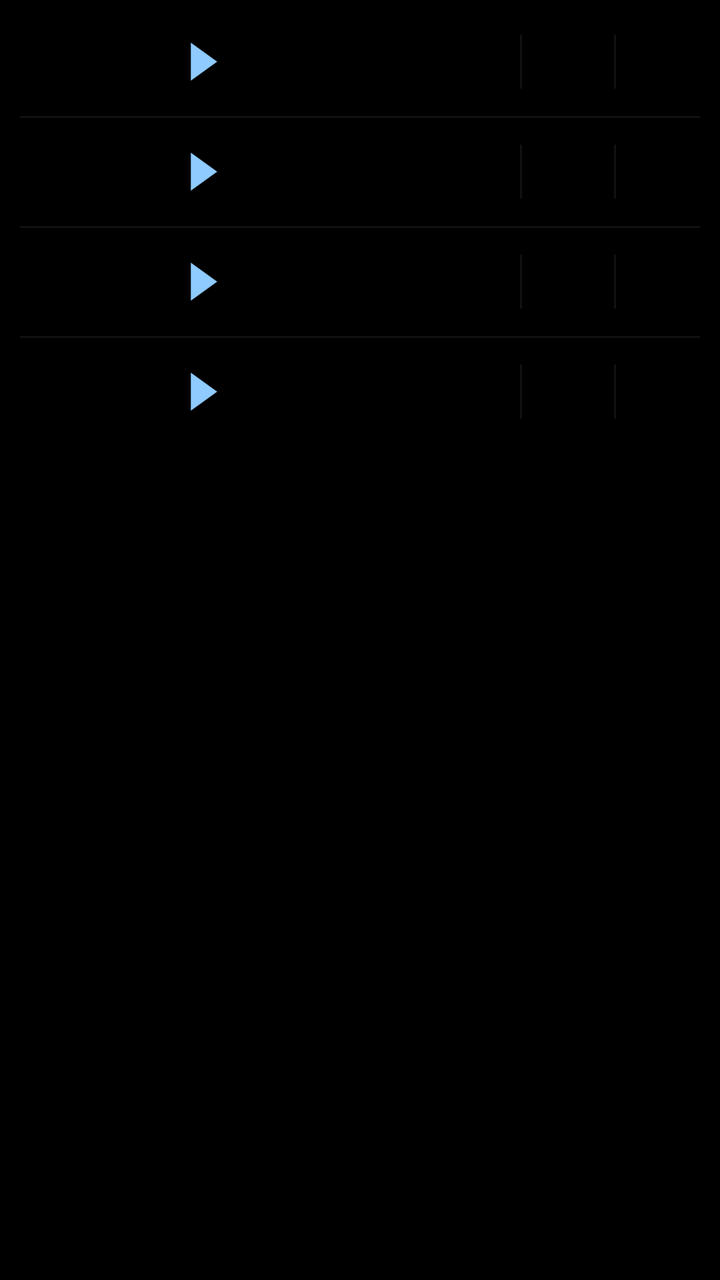
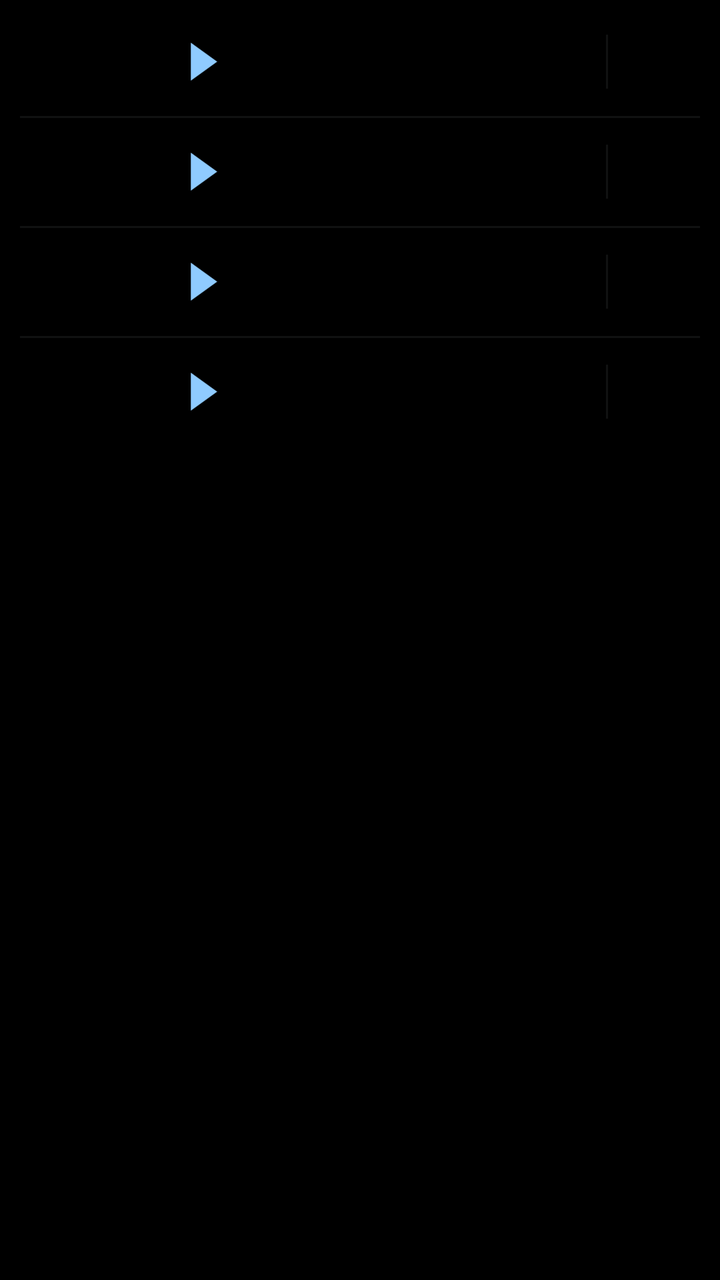

Two renders of the same Android screen: before a commit and after it. Below are the layout's source before the change and the commit's diff.
<!-- AndroidManifest.xml: application theme AppTheme -->
<!-- res/layout/widget_k4.xml -->
<?xml version="1.0" encoding="utf-8"?>
<FrameLayout
    xmlns:android="http://schemas.android.com/apk/res/android"
    android:id="@+id/root"
    android:layout_width="match_parent"
    android:layout_height="match_parent"
    android:padding="0dp">

    <FrameLayout
        android:layout_width="match_parent"
        android:layout_height="wrap_content">
        <ImageView
            android:id="@+id/rates_bg"
            android:layout_width="match_parent"
            android:layout_height="match_parent"
            android:importantForAccessibility="no"
            android:scaleType="fitXY" />
        <LinearLayout
            android:layout_width="match_parent"
            android:layout_height="wrap_content"
            android:background="@drawable/cur_clocks"
            android:clipToOutline="true"
            android:orientation="vertical"
            android:paddingTop="4dp"
            android:paddingBottom="4dp">
            <FrameLayout
                android:id="@+id/row_0"
                android:layout_width="match_parent"
                android:layout_height="54dp"
                android:foreground="?android:attr/selectableItemBackground">
                <LinearLayout
                    android:layout_width="match_parent"
                    android:layout_height="match_parent"
                    android:orientation="horizontal"
                    android:gravity="center_vertical"
                    android:paddingStart="16dp"
                    android:paddingEnd="10dp">
                    <LinearLayout
                        android:layout_width="wrap_content"
                        android:layout_height="wrap_content"
                        android:orientation="horizontal"
                        android:gravity="center_vertical">
                        <ImageView
                            android:id="@+id/fl_a_0"
                            android:layout_width="28dp"
                            android:layout_height="28dp"
                            android:scaleType="fitCenter" />
                        
                        <ImageView
                            android:id="@+id/code_a_0"
                            android:layout_width="36dp"
                            android:layout_height="22dp"
                            android:layout_marginStart="9dp"
                            android:scaleType="fitStart" />
                        
                        <ImageView
                            android:id="@+id/arrow_0"
                            android:layout_width="16dp"
                            android:layout_height="19dp"
                            android:src="@drawable/cur_arrow"
                            android:layout_marginStart="5dp"
                            android:layout_marginEnd="9dp"
                            android:scaleType="fitCenter" />
                        <ImageView
                            android:id="@+id/fl_b_0"
                            android:layout_width="28dp"
                            android:layout_height="28dp"
                            android:scaleType="fitCenter" />
                        <ImageView
                            android:id="@+id/code_b_0"
                            android:layout_width="wrap_content"
                            android:layout_height="22dp"
                            android:adjustViewBounds="true"
                            android:layout_marginStart="9dp"
                            android:scaleType="fitStart" />
                    </LinearLayout>
                    <FrameLayout
                        android:layout_width="0dp"
                        android:layout_height="1dp"
                        android:layout_weight="1" />
                    <LinearLayout
                        android:layout_width="wrap_content"
                        android:layout_height="wrap_content"
                        android:orientation="vertical"
                        android:layout_marginStart="2dp">
                        <ImageView
                            android:id="@+id/mkt_val_0"
                            android:layout_width="48dp"
                            android:layout_height="15.6dp"
                            android:layout_marginTop="0.2dp"
                            android:layout_marginBottom="0.2dp"
                            android:scaleType="fitEnd" />
                        <ImageView
                            android:id="@+id/visa_val_0"
                            android:layout_width="48dp"
                            android:layout_height="15.6dp"
                            android:layout_marginTop="2.2dp"
                            android:layout_marginBottom="0.2dp"
                            android:scaleType="fitEnd" />
                    </LinearLayout>
                    
                    <ImageView
                        android:layout_width="1dp"
                        android:layout_height="27dp"
                        android:layout_marginStart="12dp"
                        android:layout_marginEnd="10dp"
                        android:importantForAccessibility="no"
                        android:scaleType="fitXY"
                        android:src="@drawable/cur_div" />
                    
                    <LinearLayout
                        android:layout_width="wrap_content"
                        android:layout_height="wrap_content"
                        android:orientation="vertical"
                        android:gravity="center_horizontal">
                        <ImageView
                            android:id="@+id/mkt_lbl_0"
                            android:layout_width="wrap_content"
                            android:layout_height="16dp"
                            android:paddingTop="0.85dp"
                            android:paddingBottom="0.85dp"
                            android:adjustViewBounds="true"
                            android:scaleType="fitCenter" />
                        <ImageView
                            android:id="@+id/visa_logo_0"
                            android:layout_width="26dp"
                            android:layout_height="16dp"
                            android:paddingTop="1.5dp"
                            android:paddingBottom="1.5dp"
                            android:layout_marginTop="2dp"
                            android:scaleType="fitCenter" />
                    </LinearLayout>
                    
                    <ImageView
                        android:layout_width="1dp"
                        android:layout_height="27dp"
                        android:layout_marginStart="10dp"
                        android:layout_marginEnd="4dp"
                        android:importantForAccessibility="no"
                        android:scaleType="fitXY"
                        android:src="@drawable/cur_div" />
                    <ImageView
                        android:id="@+id/mood_0"
                        android:layout_width="38dp"
                        android:layout_height="38dp"
                        android:layout_gravity="center_vertical"
                        android:importantForAccessibility="no"
                        android:scaleType="fitCenter" />
                </LinearLayout>
            </FrameLayout>
            <ImageView
                android:id="@+id/div_1"
                android:layout_width="match_parent"
                android:layout_height="1dp"
                android:layout_marginStart="10dp"
                android:layout_marginEnd="10dp"
                android:importantForAccessibility="no"
                android:scaleType="fitXY"
                android:src="@drawable/cur_div" />
            <FrameLayout
                android:id="@+id/row_1"
                android:layout_width="match_parent"
                android:layout_height="54dp"
                android:foreground="?android:attr/selectableItemBackground">
                <LinearLayout
                    android:layout_width="match_parent"
                    android:layout_height="match_parent"
                    android:orientation="horizontal"
                    android:gravity="center_vertical"
                    android:paddingStart="16dp"
                    android:paddingEnd="10dp">
                    <LinearLayout
                        android:layout_width="wrap_content"
                        android:layout_height="wrap_content"
                        android:orientation="horizontal"
                        android:gravity="center_vertical">
                        <ImageView
                            android:id="@+id/fl_a_1"
                            android:layout_width="28dp"
                            android:layout_height="28dp"
                            android:scaleType="fitCenter" />
                        
                        <ImageView
                            android:id="@+id/code_a_1"
                            android:layout_width="36dp"
                            android:layout_height="22dp"
                            android:layout_marginStart="9dp"
                            android:scaleType="fitStart" />
                        
                        <ImageView
                            android:id="@+id/arrow_1"
                            android:layout_width="16dp"
                            android:layout_height="19dp"
                            android:src="@drawable/cur_arrow"
                            android:layout_marginStart="5dp"
                            android:layout_marginEnd="9dp"
                            android:scaleType="fitCenter" />
                        <ImageView
                            android:id="@+id/fl_b_1"
                            android:layout_width="28dp"
                            android:layout_height="28dp"
                            android:scaleType="fitCenter" />
                        <ImageView
                            android:id="@+id/code_b_1"
                            android:layout_width="wrap_content"
                            android:layout_height="22dp"
                            android:adjustViewBounds="true"
                            android:layout_marginStart="9dp"
                            android:scaleType="fitStart" />
                    </LinearLayout>
                    <FrameLayout
                        android:layout_width="0dp"
                        android:layout_height="1dp"
                        android:layout_weight="1" />
                    <LinearLayout
                        android:layout_width="wrap_content"
                        android:layout_height="wrap_content"
                        android:orientation="vertical"
                        android:layout_marginStart="2dp">
                        <ImageView
                            android:id="@+id/mkt_val_1"
                            android:layout_width="48dp"
                            android:layout_height="15.6dp"
                            android:layout_marginTop="0.2dp"
                            android:layout_marginBottom="0.2dp"
                            android:scaleType="fitEnd" />
                        <ImageView
                            android:id="@+id/visa_val_1"
                            android:layout_width="48dp"
                            android:layout_height="15.6dp"
                            android:layout_marginTop="2.2dp"
                            android:layout_marginBottom="0.2dp"
                            android:scaleType="fitEnd" />
                    </LinearLayout>
                    
                    <ImageView
                        android:layout_width="1dp"
                        android:layout_height="27dp"
                        android:layout_marginStart="12dp"
                        android:layout_marginEnd="10dp"
                        android:importantForAccessibility="no"
                        android:scaleType="fitXY"
                        android:src="@drawable/cur_div" />
                    
                    <LinearLayout
                        android:layout_width="wrap_content"
                        android:layout_height="wrap_content"
                        android:orientation="vertical"
                        android:gravity="center_horizontal">
                        <ImageView
                            android:id="@+id/mkt_lbl_1"
                            android:layout_width="wrap_content"
                            android:layout_height="16dp"
                            android:paddingTop="0.85dp"
                            android:paddingBottom="0.85dp"
                            android:adjustViewBounds="true"
                            android:scaleType="fitCenter" />
                        <ImageView
                            android:id="@+id/visa_logo_1"
                            android:layout_width="26dp"
                            android:layout_height="16dp"
                            android:paddingTop="1.5dp"
                            android:paddingBottom="1.5dp"
                            android:layout_marginTop="2dp"
                            android:scaleType="fitCenter" />
                    </LinearLayout>
                    
                    <ImageView
                        android:layout_width="1dp"
                        android:layout_height="27dp"
                        android:layout_marginStart="10dp"
                        android:layout_marginEnd="4dp"
                        android:importantForAccessibility="no"
                        android:scaleType="fitXY"
                        android:src="@drawable/cur_div" />
                    <ImageView
                        android:id="@+id/mood_1"
                        android:layout_width="38dp"
                        android:layout_height="38dp"
                        android:layout_gravity="center_vertical"
                        android:importantForAccessibility="no"
                        android:scaleType="fitCenter" />
                </LinearLayout>
            </FrameLayout>
            <ImageView
                android:id="@+id/div_2"
                android:layout_width="match_parent"
                android:layout_height="1dp"
                android:layout_marginStart="10dp"
                android:layout_marginEnd="10dp"
                android:importantForAccessibility="no"
                android:scaleType="fitXY"
                android:src="@drawable/cur_div" />
            <FrameLayout
                android:id="@+id/row_2"
                android:layout_width="match_parent"
                android:layout_height="54dp"
                android:foreground="?android:attr/selectableItemBackground">
                <LinearLayout
                    android:layout_width="match_parent"
                    android:layout_height="match_parent"
                    android:orientation="horizontal"
                    android:gravity="center_vertical"
                    android:paddingStart="16dp"
                    android:paddingEnd="10dp">
                    <LinearLayout
                        android:layout_width="wrap_content"
                        android:layout_height="wrap_content"
                        android:orientation="horizontal"
                        android:gravity="center_vertical">
                        <ImageView
                            android:id="@+id/fl_a_2"
                            android:layout_width="28dp"
                            android:layout_height="28dp"
                            android:scaleType="fitCenter" />
                        
                        <ImageView
                            android:id="@+id/code_a_2"
                            android:layout_width="36dp"
                            android:layout_height="22dp"
                            android:layout_marginStart="9dp"
                            android:scaleType="fitStart" />
                        
                        <ImageView
                            android:id="@+id/arrow_2"
                            android:layout_width="16dp"
                            android:layout_height="19dp"
                            android:src="@drawable/cur_arrow"
                            android:layout_marginStart="5dp"
                            android:layout_marginEnd="9dp"
                            android:scaleType="fitCenter" />
                        <ImageView
                            android:id="@+id/fl_b_2"
                            android:layout_width="28dp"
                            android:layout_height="28dp"
                            android:scaleType="fitCenter" />
                        <ImageView
                            android:id="@+id/code_b_2"
                            android:layout_width="wrap_content"
                            android:layout_height="22dp"
                            android:adjustViewBounds="true"
                            android:layout_marginStart="9dp"
                            android:scaleType="fitStart" />
                    </LinearLayout>
                    <FrameLayout
                        android:layout_width="0dp"
                        android:layout_height="1dp"
                        android:layout_weight="1" />
                    <LinearLayout
                        android:layout_width="wrap_content"
                        android:layout_height="wrap_content"
                        android:orientation="vertical"
                        android:layout_marginStart="2dp">
                        <ImageView
                            android:id="@+id/mkt_val_2"
                            android:layout_width="48dp"
                            android:layout_height="15.6dp"
                            android:layout_marginTop="0.2dp"
                            android:layout_marginBottom="0.2dp"
                            android:scaleType="fitEnd" />
                        <ImageView
                            android:id="@+id/visa_val_2"
                            android:layout_width="48dp"
                            android:layout_height="15.6dp"
                            android:layout_marginTop="2.2dp"
                            android:layout_marginBottom="0.2dp"
                            android:scaleType="fitEnd" />
                    </LinearLayout>
                    
                    <ImageView
                        android:layout_width="1dp"
                        android:layout_height="27dp"
                        android:layout_marginStart="12dp"
                        android:layout_marginEnd="10dp"
                        android:importantForAccessibility="no"
                        android:scaleType="fitXY"
                        android:src="@drawable/cur_div" />
                    
                    <LinearLayout
                        android:layout_width="wrap_content"
                        android:layout_height="wrap_content"
                        android:orientation="vertical"
                        android:gravity="center_horizontal">
                        <ImageView
                            android:id="@+id/mkt_lbl_2"
                            android:layout_width="wrap_content"
                            android:layout_height="16dp"
                            android:paddingTop="0.85dp"
                            android:paddingBottom="0.85dp"
                            android:adjustViewBounds="true"
                            android:scaleType="fitCenter" />
                        <ImageView
                            android:id="@+id/visa_logo_2"
                            android:layout_width="26dp"
                            android:layout_height="16dp"
                            android:paddingTop="1.5dp"
                            android:paddingBottom="1.5dp"
                            android:layout_marginTop="2dp"
                            android:scaleType="fitCenter" />
                    </LinearLayout>
                    
                    <ImageView
                        android:layout_width="1dp"
                        android:layout_height="27dp"
                        android:layout_marginStart="10dp"
                        android:layout_marginEnd="4dp"
                        android:importantForAccessibility="no"
                        android:scaleType="fitXY"
                        android:src="@drawable/cur_div" />
                    <ImageView
                        android:id="@+id/mood_2"
                        android:layout_width="38dp"
                        android:layout_height="38dp"
                        android:layout_gravity="center_vertical"
                        android:importantForAccessibility="no"
                        android:scaleType="fitCenter" />
                </LinearLayout>
            </FrameLayout>
            <ImageView
                android:id="@+id/div_3"
                android:layout_width="match_parent"
                android:layout_height="1dp"
                android:layout_marginStart="10dp"
                android:layout_marginEnd="10dp"
                android:importantForAccessibility="no"
                android:scaleType="fitXY"
                android:src="@drawable/cur_div" />
            <FrameLayout
                android:id="@+id/row_3"
                android:layout_width="match_parent"
                android:layout_height="54dp"
                android:foreground="?android:attr/selectableItemBackground">
                <LinearLayout
                    android:layout_width="match_parent"
                    android:layout_height="match_parent"
                    android:orientation="horizontal"
                    android:gravity="center_vertical"
                    android:paddingStart="16dp"
                    android:paddingEnd="10dp">
                    <LinearLayout
                        android:layout_width="wrap_content"
                        android:layout_height="wrap_content"
                        android:orientation="horizontal"
                        android:gravity="center_vertical">
                        <ImageView
                            android:id="@+id/fl_a_3"
                            android:layout_width="28dp"
                            android:layout_height="28dp"
                            android:scaleType="fitCenter" />
                        
                        <ImageView
                            android:id="@+id/code_a_3"
                            android:layout_width="36dp"
                            android:layout_height="22dp"
                            android:layout_marginStart="9dp"
                            android:scaleType="fitStart" />
                        
                        <ImageView
                            android:id="@+id/arrow_3"
                            android:layout_width="16dp"
                            android:layout_height="19dp"
                            android:src="@drawable/cur_arrow"
                            android:layout_marginStart="5dp"
                            android:layout_marginEnd="9dp"
                            android:scaleType="fitCenter" />
                        <ImageView
                            android:id="@+id/fl_b_3"
                            android:layout_width="28dp"
                            android:layout_height="28dp"
                            android:scaleType="fitCenter" />
                        <ImageView
                            android:id="@+id/code_b_3"
                            android:layout_width="wrap_content"
                            android:layout_height="22dp"
                            android:adjustViewBounds="true"
                            android:layout_marginStart="9dp"
                            android:scaleType="fitStart" />
                    </LinearLayout>
                    <FrameLayout
                        android:layout_width="0dp"
                        android:layout_height="1dp"
                        android:layout_weight="1" />
                    <LinearLayout
                        android:layout_width="wrap_content"
                        android:layout_height="wrap_content"
                        android:orientation="vertical"
                        android:layout_marginStart="2dp">
                        <ImageView
                            android:id="@+id/mkt_val_3"
                            android:layout_width="48dp"
                            android:layout_height="15.6dp"
                            android:layout_marginTop="0.2dp"
                            android:layout_marginBottom="0.2dp"
                            android:scaleType="fitEnd" />
                        <ImageView
                            android:id="@+id/visa_val_3"
                            android:layout_width="48dp"
                            android:layout_height="15.6dp"
                            android:layout_marginTop="2.2dp"
                            android:layout_marginBottom="0.2dp"
                            android:scaleType="fitEnd" />
                    </LinearLayout>
                    
                    <ImageView
                        android:layout_width="1dp"
                        android:layout_height="27dp"
                        android:layout_marginStart="12dp"
                        android:layout_marginEnd="10dp"
                        android:importantForAccessibility="no"
                        android:scaleType="fitXY"
                        android:src="@drawable/cur_div" />
                    
                    <LinearLayout
                        android:layout_width="wrap_content"
                        android:layout_height="wrap_content"
                        android:orientation="vertical"
                        android:gravity="center_horizontal">
                        <ImageView
                            android:id="@+id/mkt_lbl_3"
                            android:layout_width="wrap_content"
                            android:layout_height="16dp"
                            android:paddingTop="0.85dp"
                            android:paddingBottom="0.85dp"
                            android:adjustViewBounds="true"
                            android:scaleType="fitCenter" />
                        <ImageView
                            android:id="@+id/visa_logo_3"
                            android:layout_width="26dp"
                            android:layout_height="16dp"
                            android:paddingTop="1.5dp"
                            android:paddingBottom="1.5dp"
                            android:layout_marginTop="2dp"
                            android:scaleType="fitCenter" />
                    </LinearLayout>
                    
                    <ImageView
                        android:layout_width="1dp"
                        android:layout_height="27dp"
                        android:layout_marginStart="10dp"
                        android:layout_marginEnd="4dp"
                        android:importantForAccessibility="no"
                        android:scaleType="fitXY"
                        android:src="@drawable/cur_div" />
                    <ImageView
                        android:id="@+id/mood_3"
                        android:layout_width="38dp"
                        android:layout_height="38dp"
                        android:layout_gravity="center_vertical"
                        android:importantForAccessibility="no"
                        android:scaleType="fitCenter" />
                </LinearLayout>
            </FrameLayout>
        </LinearLayout>
    </FrameLayout>
</FrameLayout>
<!-- resources referenced by this layout -->
<resources>
  <!-- drawable cur_arrow (drawable) -->
  <?xml version="1.0" encoding="utf-8"?>
  <vector xmlns:android="http://schemas.android.com/apk/res/android" android:width="20dp" android:height="26dp" android:viewportWidth="20" android:viewportHeight="26">
      <path android:fillColor="#FF8FCBFF" android:pathData="M1,0L1,26L19,13Z" />
  </vector>
  <!-- drawable cur_clocks (drawable) -->
  <?xml version="1.0" encoding="utf-8"?>
  <shape xmlns:android="http://schemas.android.com/apk/res/android" android:shape="rectangle">
      <solid android:color="#00000000" />
      <corners android:radius="@dimen/widget_radius" />
  </shape>
  <!-- drawable cur_div (drawable) -->
  <?xml version="1.0" encoding="utf-8"?>
  <shape xmlns:android="http://schemas.android.com/apk/res/android" android:shape="rectangle">
      <solid android:color="#12E2EEFF" />
  </shape>
  <style name="AppTheme" parent="@android:style/Theme.DeviceDefault.NoActionBar">
          <item name="android:colorAccent">#8FCBFF</item>
          <item name="android:colorControlActivated">#8FCBFF</item>
          <item name="android:windowBackground">#000000</item>
          <item name="android:statusBarColor">@android:color/transparent</item>
          <item name="android:navigationBarColor">@android:color/transparent</item>
          <item name="android:textColorHint">#718096</item>
      </style>
  <dimen name="widget_radius">28dp</dimen>
</resources>

<!-- the commit's change to res/layout/widget_k4.xml (unified diff, before → after) -->
@@ -34,7 +34,7 @@
                     android:orientation="horizontal"
                     android:gravity="center_vertical"
                     android:paddingStart="16dp"
-                    android:paddingEnd="10dp">
+                    android:paddingEnd="14dp">
                     <LinearLayout
                         android:layout_width="wrap_content"
                         android:layout_height="wrap_content"
@@ -99,18 +99,10 @@
                             android:scaleType="fitEnd" />
                     </LinearLayout>
                     
-                    <ImageView
-                        android:layout_width="1dp"
-                        android:layout_height="27dp"
+                    <LinearLayout
+                        android:layout_width="wrap_content"
+                        android:layout_height="wrap_content"
                         android:layout_marginStart="12dp"
-                        android:layout_marginEnd="10dp"
-                        android:importantForAccessibility="no"
-                        android:scaleType="fitXY"
-                        android:src="@drawable/cur_div" />
-                    
-                    <LinearLayout
-                        android:layout_width="wrap_content"
-                        android:layout_height="wrap_content"
                         android:orientation="vertical"
                         android:gravity="center_horizontal">
                         <ImageView
@@ -168,7 +160,7 @@
                     android:orientation="horizontal"
                     android:gravity="center_vertical"
                     android:paddingStart="16dp"
-                    android:paddingEnd="10dp">
+                    android:paddingEnd="14dp">
                     <LinearLayout
                         android:layout_width="wrap_content"
                         android:layout_height="wrap_content"
@@ -233,18 +225,10 @@
                             android:scaleType="fitEnd" />
                     </LinearLayout>
                     
-                    <ImageView
-                        android:layout_width="1dp"
-                        android:layout_height="27dp"
+                    <LinearLayout
+                        android:layout_width="wrap_content"
+                        android:layout_height="wrap_content"
                         android:layout_marginStart="12dp"
-                        android:layout_marginEnd="10dp"
-                        android:importantForAccessibility="no"
-                        android:scaleType="fitXY"
-                        android:src="@drawable/cur_div" />
-                    
-                    <LinearLayout
-                        android:layout_width="wrap_content"
-                        android:layout_height="wrap_content"
                         android:orientation="vertical"
                         android:gravity="center_horizontal">
                         <ImageView
@@ -302,7 +286,7 @@
                     android:orientation="horizontal"
                     android:gravity="center_vertical"
                     android:paddingStart="16dp"
-                    android:paddingEnd="10dp">
+                    android:paddingEnd="14dp">
                     <LinearLayout
                         android:layout_width="wrap_content"
                         android:layout_height="wrap_content"
@@ -367,18 +351,10 @@
                             android:scaleType="fitEnd" />
                     </LinearLayout>
                     
-                    <ImageView
-                        android:layout_width="1dp"
-                        android:layout_height="27dp"
+                    <LinearLayout
+                        android:layout_width="wrap_content"
+                        android:layout_height="wrap_content"
                         android:layout_marginStart="12dp"
-                        android:layout_marginEnd="10dp"
-                        android:importantForAccessibility="no"
-                        android:scaleType="fitXY"
-                        android:src="@drawable/cur_div" />
-                    
-                    <LinearLayout
-                        android:layout_width="wrap_content"
-                        android:layout_height="wrap_content"
                         android:orientation="vertical"
                         android:gravity="center_horizontal">
                         <ImageView
@@ -436,7 +412,7 @@
                     android:orientation="horizontal"
                     android:gravity="center_vertical"
                     android:paddingStart="16dp"
-                    android:paddingEnd="10dp">
+                    android:paddingEnd="14dp">
                     <LinearLayout
                         android:layout_width="wrap_content"
                         android:layout_height="wrap_content"
@@ -501,18 +477,10 @@
                             android:scaleType="fitEnd" />
                     </LinearLayout>
                     
-                    <ImageView
-                        android:layout_width="1dp"
-                        android:layout_height="27dp"
+                    <LinearLayout
+                        android:layout_width="wrap_content"
+                        android:layout_height="wrap_content"
                         android:layout_marginStart="12dp"
-                        android:layout_marginEnd="10dp"
-                        android:importantForAccessibility="no"
-                        android:scaleType="fitXY"
-                        android:src="@drawable/cur_div" />
-                    
-                    <LinearLayout
-                        android:layout_width="wrap_content"
-                        android:layout_height="wrap_content"
                         android:orientation="vertical"
                         android:gravity="center_horizontal">
                         <ImageView
